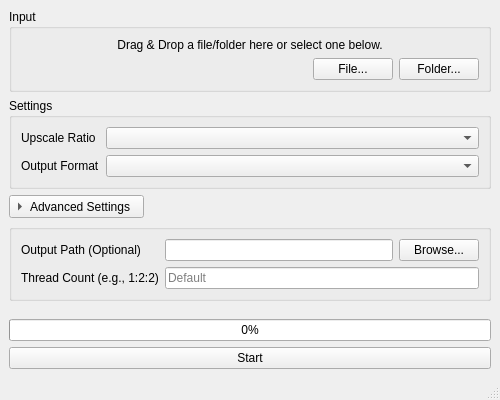
Above: mainwindow.ui from hv0905/neko-upscale before the change. Below: the same form after it.
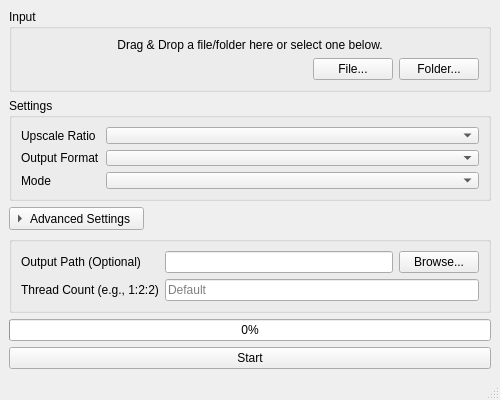
That is the form after the change.

Commit message: Add model selection

Patch:
```diff
--- a/mainwindow.ui
+++ b/mainwindow.ui
@@ -100,6 +100,16 @@
        <item row="1" column="1">
         <widget class="QComboBox" name="formatComboBox"/>
        </item>
+       <item row="2" column="0">
+        <widget class="QLabel" name="label_5">
+         <property name="text">
+          <string>Mode</string>
+         </property>
+        </widget>
+       </item>
+       <item row="2" column="1">
+        <widget class="QComboBox" name="modeComboBox"/>
+       </item>
       </layout>
      </widget>
     </item>
```
The commit also changes 2 other files.
